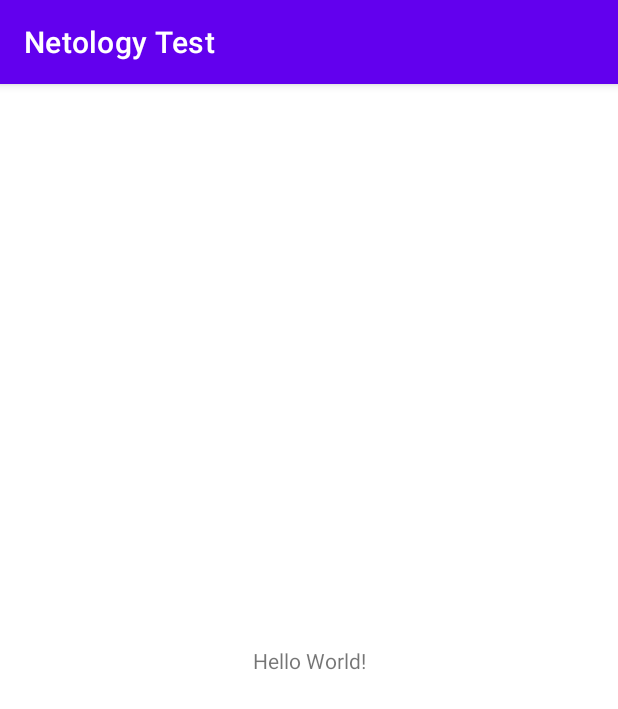
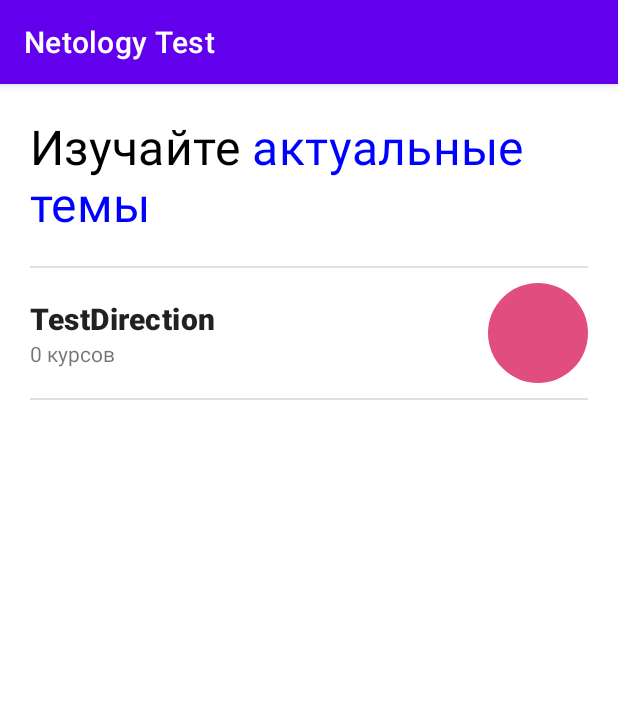
Before and after one commit to JuliaAme/NetologyTest, an Android app: the screen it shows after launch (MainActivity), on a phone screen of 412 x 824 dp. Shown: the top 709 px of the screen. Run offline under Robolectric (Android 15) with nearby library versions, the phone set to English and light mode, and no system bars.

Commit message:
Implement RecyclerView for directions list

```diff
--- a/app/build.gradle
+++ b/app/build.gradle
@@ -8,7 +8,7 @@ android {
 
     defaultConfig {
         applicationId "com.mikevarl.netology"
-        minSdk 29
+        minSdk 21
         targetSdk 32
         versionCode 1
         versionName "1.0"
@@ -34,6 +34,9 @@ android {
 dependencies {
 
     implementation 'androidx.core:core-ktx:1.8.0'
+    implementation 'androidx.fragment:fragment-ktx:1.5.2'
+    implementation 'androidx.recyclerview:recyclerview:1.2.1'
+    implementation 'androidx.lifecycle:lifecycle-viewmodel-ktx:2.5.1'
     implementation 'androidx.appcompat:appcompat:1.5.0'
     implementation 'com.google.android.material:material:1.6.1'
     implementation 'androidx.constraintlayout:constraintlayout:2.1.4'
--- a/app/src/main/java/com/mikevarl/netology/MainActivity.kt
+++ b/app/src/main/java/com/mikevarl/netology/MainActivity.kt
@@ -2,12 +2,35 @@ package com.mikevarl.netology
 
 import androidx.appcompat.app.AppCompatActivity
 import android.os.Bundle
+import androidx.activity.viewModels
+import androidx.recyclerview.widget.ConcatAdapter
+import androidx.recyclerview.widget.DividerItemDecoration
 import androidx.recyclerview.widget.RecyclerView
+import com.mikevarl.netology.viewadapter.DirectionsAdapter
+import com.mikevarl.netology.viewadapter.DirectionsHeaderAdapter
+import com.mikevarl.netology.viewmodel.DirectionListViewModel
+import com.mikevarl.netology.viewmodel.DirectionListViewModelFactory
 
 class MainActivity : AppCompatActivity() {
+    private val directionListViewModel: DirectionListViewModel by viewModels { DirectionListViewModelFactory }
+
     override fun onCreate(savedInstanceState: Bundle?) {
         super.onCreate(savedInstanceState)
         setContentView(R.layout.activity_main)
 
+        val recyclerView: RecyclerView = findViewById(R.id.recyclerView)
+        recyclerView.addItemDecoration(
+            DividerItemDecoration(
+                recyclerView.context,
+                DividerItemDecoration.VERTICAL
+            )
+        )
+        val directionsAdapter = DirectionsAdapter()
+        val headerAdapter = DirectionsHeaderAdapter()
+        recyclerView.adapter = ConcatAdapter(headerAdapter, directionsAdapter)
+
+        directionListViewModel.directions.observe(this) {
+            directionsAdapter.submitList(it)
+        }
     }
 }
--- /dev/null
+++ b/app/src/main/java/com/mikevarl/netology/data/model/Badge.kt
@@ -0,0 +1,7 @@
+package com.mikevarl.netology.data.model
+
+data class Badge constructor(
+    var text: String,
+    var color: String,
+    var bgColor: String,
+)
--- /dev/null
+++ b/app/src/main/java/com/mikevarl/netology/data/model/Course.kt
@@ -0,0 +1,8 @@
+package com.mikevarl.netology.data.model
+
+data class Course constructor(
+    var id: String,
+    var title: String,
+    var link: String,
+    var badge: Badge,
+)
--- /dev/null
+++ b/app/src/main/java/com/mikevarl/netology/data/model/Direction.kt
@@ -0,0 +1,19 @@
+package com.mikevarl.netology.data.model
+
+
+data class Direction constructor(
+    var id: String,
+    var link: String,
+    var title: String,
+    var groups: List<Group>,
+    var badge: Badge,
+) {
+    fun getCoursesAmount(): Int {
+        var amount = 0
+        for (group in groups) {
+            amount += group.courses.size
+        }
+        return amount
+    }
+
+}
--- /dev/null
+++ b/app/src/main/java/com/mikevarl/netology/data/model/Group.kt
@@ -0,0 +1,9 @@
+package com.mikevarl.netology.data.model
+
+data class Group constructor(
+    var id: String,
+    var title: String,
+    var link: String,
+    var courses: List<Course>,
+    var badge: Badge,
+)
--- /dev/null
+++ b/app/src/main/java/com/mikevarl/netology/data/source/DirectionsSource.kt
@@ -0,0 +1,22 @@
+package com.mikevarl.netology.data.source
+
+import com.mikevarl.netology.data.model.Badge
+import com.mikevarl.netology.data.model.Direction
+
+interface DirectionsSource {
+
+    suspend fun getDirections(): List<Direction>
+
+}
+
+class MockDirectionsSource : DirectionsSource {
+    override suspend fun getDirections(): List<Direction> {
+        return listOf(
+            mockDirection("1", "TestDirection"),
+        )
+    }
+
+    private fun mockDirection(id: String, title: String): Direction {
+        return Direction(id, "", title, emptyList(), Badge("", "#FFF", "#E04D7E"))
+    }
+}
--- /dev/null
+++ b/app/src/main/java/com/mikevarl/netology/viewadapter/DirectionsAdapter.kt
@@ -0,0 +1,77 @@
+package com.mikevarl.netology.viewadapter
+
+import android.graphics.Color
+import android.graphics.drawable.ShapeDrawable
+import android.graphics.drawable.shapes.OvalShape
+import android.view.LayoutInflater
+import android.view.View
+import android.view.ViewGroup
+import android.widget.TextView
+import androidx.recyclerview.widget.DiffUtil
+import androidx.recyclerview.widget.ListAdapter
+import androidx.recyclerview.widget.RecyclerView
+import com.mikevarl.netology.R
+import com.mikevarl.netology.data.model.Direction
+import java.lang.IllegalArgumentException
+
+private const val BADGE_SIZE = 100
+
+class DirectionsAdapter :
+    ListAdapter<Direction, DirectionsAdapter.DirectionViewHolder>(DirectionDiffCallback) {
+
+    class DirectionViewHolder(itemView: View) :
+        RecyclerView.ViewHolder(itemView) {
+        private val directionTitleTextView: TextView = itemView.findViewById(R.id.direction_title)
+        private val directionSubtitleTextView: TextView =
+            itemView.findViewById(R.id.direction_subtitle)
+        private val directionBadgeView: TextView = itemView.findViewById(R.id.direction_badge)
+        private val badgeDrawable = ShapeDrawable(OvalShape())
+
+
+        fun bind(direction: Direction) {
+            directionTitleTextView.text = direction.title
+            val amount = direction.getCoursesAmount()
+            directionSubtitleTextView.text = itemView.resources.getQuantityString(
+                R.plurals.direction_cources_amount,
+                amount,
+                amount
+            )
+
+            try {
+                badgeDrawable.paint.color = Color.parseColor(direction.badge.bgColor)
+            } catch (e: IllegalArgumentException) {
+                badgeDrawable.paint.color = Color.LTGRAY
+            }
+            badgeDrawable.intrinsicHeight = BADGE_SIZE
+            badgeDrawable.intrinsicWidth = BADGE_SIZE
+            directionBadgeView.background = badgeDrawable
+            directionBadgeView.text = direction.badge.text
+            try {
+                directionBadgeView.setTextColor(Color.parseColor(direction.badge.color))
+            } catch (e: IllegalArgumentException) {
+                directionBadgeView.setTextColor(Color.BLACK)
+            }
+        }
+    }
+
+    override fun onCreateViewHolder(parent: ViewGroup, viewType: Int): DirectionViewHolder {
+        val view = LayoutInflater.from(parent.context)
+            .inflate(R.layout.direction_item, parent, false)
+        return DirectionViewHolder(view)
+    }
+
+    override fun onBindViewHolder(holder: DirectionViewHolder, position: Int) {
+        val direction = getItem(position)
+        holder.bind(direction)
+    }
+}
+
+object DirectionDiffCallback : DiffUtil.ItemCallback<Direction>() {
+    override fun areItemsTheSame(oldItem: Direction, newItem: Direction): Boolean {
+        return oldItem == newItem
+    }
+
+    override fun areContentsTheSame(oldItem: Direction, newItem: Direction): Boolean {
+        return oldItem.id == newItem.id
+    }
+}
--- /dev/null
+++ b/app/src/main/java/com/mikevarl/netology/viewadapter/DirectionsHeaderAdapter.kt
@@ -0,0 +1,27 @@
+package com.mikevarl.netology.viewadapter
+
+import android.view.LayoutInflater
+import android.view.View
+import android.view.ViewGroup
+import androidx.recyclerview.widget.RecyclerView
+import com.mikevarl.netology.R
+
+class DirectionsHeaderAdapter :
+    RecyclerView.Adapter<DirectionsHeaderAdapter.DirectionsHeaderViewHolder>() {
+
+    class DirectionsHeaderViewHolder(itemView: View) : RecyclerView.ViewHolder(itemView)
+
+    override fun onCreateViewHolder(parent: ViewGroup, viewType: Int): DirectionsHeaderViewHolder {
+        val view = LayoutInflater.from(parent.context)
+            .inflate(R.layout.direction_list_header_item, parent, false)
+        return DirectionsHeaderViewHolder(view)
+    }
+
+    override fun getItemCount(): Int {
+        return 1
+    }
+
+    override fun onBindViewHolder(holder: DirectionsHeaderViewHolder, position: Int) {
+
+    }
+}
--- /dev/null
+++ b/app/src/main/java/com/mikevarl/netology/viewmodel/DirectionListViewModel.kt
@@ -0,0 +1,40 @@
+package com.mikevarl.netology.viewmodel
+
+import androidx.lifecycle.*
+import com.mikevarl.netology.data.model.Direction
+import com.mikevarl.netology.data.source.DirectionsSource
+import com.mikevarl.netology.data.source.MockDirectionsSource
+import kotlinx.coroutines.launch
+
+class DirectionListViewModel(private val directionsSource: DirectionsSource) : ViewModel() {
+
+    private val _directions = MutableLiveData<List<Direction>>()
+    val directions: LiveData<List<Direction>> = _directions
+
+    init {
+        getDirections()
+    }
+
+    private fun getDirections() {
+        viewModelScope.launch {
+            try {
+                _directions.value = directionsSource.getDirections()
+            } catch (e: Exception) {
+                println(e)
+            }
+        }
+    }
+}
+
+@Suppress("UNCHECKED_CAST")
+val DirectionListViewModelFactory = object : ViewModelProvider.Factory {
+    override fun <T : ViewModel> create(modelClass: Class<T>): T =
+        with(modelClass) {
+            when {
+                isAssignableFrom(DirectionListViewModel::class.java) ->
+                    DirectionListViewModel(MockDirectionsSource())
+                else ->
+                    throw IllegalArgumentException("Unknown ViewModel class: ${modelClass.name}")
+            }
+        } as T
+}
--- /dev/null
+++ b/app/src/main/res/drawable/circle.xml
@@ -0,0 +1,11 @@
+<?xml version="1.0" encoding="utf-8"?>
+<shape xmlns:android="http://schemas.android.com/apk/res/android"
+    android:shape="oval">
+
+    <solid android:color="@color/purple_200" />
+
+    <size
+        android:width="40dp"
+        android:height="40dp" />
+
+</shape>
--- a/app/src/main/res/layout/activity_main.xml
+++ b/app/src/main/res/layout/activity_main.xml
@@ -1,18 +1,17 @@
 <?xml version="1.0" encoding="utf-8"?>
-<androidx.constraintlayout.widget.ConstraintLayout xmlns:android="http://schemas.android.com/apk/res/android"
+<LinearLayout xmlns:android="http://schemas.android.com/apk/res/android"
     xmlns:app="http://schemas.android.com/apk/res-auto"
     xmlns:tools="http://schemas.android.com/tools"
     android:layout_width="match_parent"
     android:layout_height="match_parent"
     tools:context=".MainActivity">
 
-    <TextView
-        android:layout_width="wrap_content"
+    <androidx.recyclerview.widget.RecyclerView
+        android:id="@+id/recyclerView"
+        android:layout_width="match_parent"
         android:layout_height="wrap_content"
-        android:text="Hello World!"
-        app:layout_constraintBottom_toBottomOf="parent"
-        app:layout_constraintEnd_toEndOf="parent"
-        app:layout_constraintStart_toStartOf="parent"
-        app:layout_constraintTop_toTopOf="parent" />
+        android:paddingStart="20dp"
+        android:paddingEnd="20dp"
+        app:layoutManager="androidx.recyclerview.widget.LinearLayoutManager" />
 
-</androidx.constraintlayout.widget.ConstraintLayout>
+</LinearLayout>
--- /dev/null
+++ b/app/src/main/res/layout/direction_item.xml
@@ -0,0 +1,39 @@
+<?xml version="1.0" encoding="utf-8"?>
+<androidx.constraintlayout.widget.ConstraintLayout xmlns:android="http://schemas.android.com/apk/res/android"
+    xmlns:app="http://schemas.android.com/apk/res-auto"
+    xmlns:tools="http://schemas.android.com/tools"
+    android:layout_width="match_parent"
+    android:layout_height="wrap_content">
+
+    <TextView
+        android:id="@+id/direction_title"
+        android:layout_width="wrap_content"
+        android:layout_height="wrap_content"
+        android:paddingTop="20dp"
+        android:textAppearance="?attr/textAppearanceHeadline6"
+        android:textStyle="bold"
+        app:layout_constraintStart_toStartOf="parent"
+        app:layout_constraintTop_toTopOf="parent"
+        tools:text="Название направления" />
+
+    <TextView
+        android:id="@+id/direction_subtitle"
+        android:layout_width="wrap_content"
+        android:layout_height="wrap_content"
+        android:paddingBottom="20dp"
+        app:layout_constraintStart_toStartOf="parent"
+        app:layout_constraintTop_toBottomOf="@id/direction_title"
+        tools:text="XX курсов" />
+
+    <TextView
+        android:id="@+id/direction_badge"
+        android:layout_width="wrap_content"
+        android:layout_height="wrap_content"
+        android:background="@drawable/circle"
+        app:layout_constraintBottom_toBottomOf="parent"
+        app:layout_constraintEnd_toEndOf="parent"
+        app:layout_constraintHorizontal_bias="1"
+        app:layout_constraintStart_toStartOf="parent"
+        app:layout_constraintTop_toTopOf="parent" />
+
+</androidx.constraintlayout.widget.ConstraintLayout>
--- /dev/null
+++ b/app/src/main/res/layout/direction_list_header_item.xml
@@ -0,0 +1,19 @@
+<?xml version="1.0" encoding="utf-8"?>
+<LinearLayout xmlns:android="http://schemas.android.com/apk/res/android"
+    android:layout_width="match_parent"
+    android:layout_height="wrap_content"
+    android:orientation="vertical">
+
+    <TextView
+        android:id="@+id/header_text"
+        android:layout_width="wrap_content"
+        android:layout_height="wrap_content"
+        android:layout_gravity="center"
+        android:paddingTop="20dp"
+        android:paddingBottom="20dp"
+        android:text="@string/directions_list_header"
+        android:textAppearance="?attr/textAppearanceHeadline4"
+        android:textColor="@color/black"
+        android:textSize="32sp" />
+
+</LinearLayout>
--- a/app/src/main/res/values/strings.xml
+++ b/app/src/main/res/values/strings.xml
@@ -1,3 +1,10 @@
 <resources>
     <string name="app_name">Netology Test</string>
+    <string name="directions_list_header">Изучайте <font color='blue'>актуальные темы</font></string>
+    <plurals name="direction_cources_amount">
+        <item quantity="one">%d курс</item>
+        <item quantity="few">%d курса</item>
+        <item quantity="other">%d курсов</item>
+    </plurals>
+
 </resources>
```
